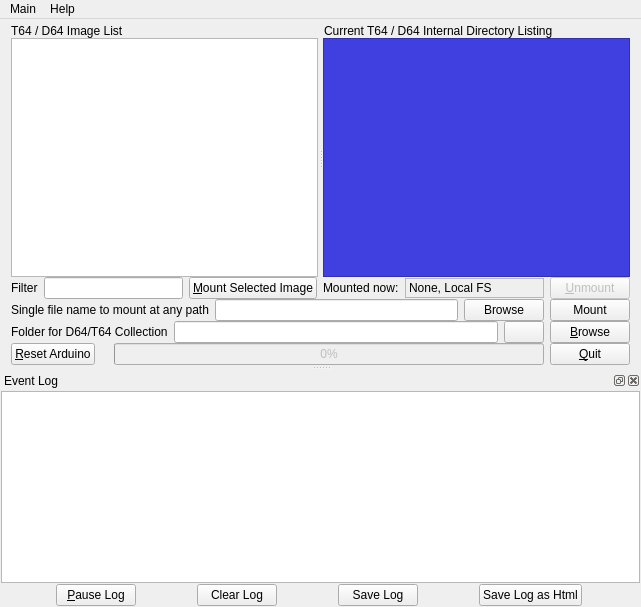
Larswad/uno2iec, file mainwindow.ui: the form before one commit.
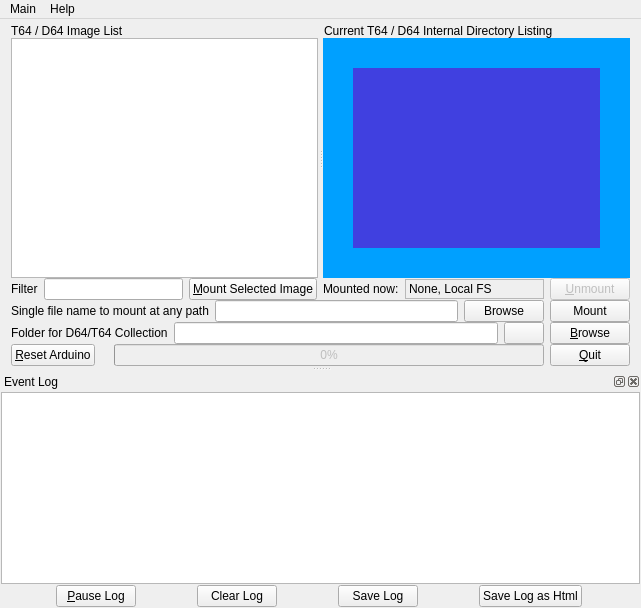
The form after the commit. Icons and pictures are not drawn.

Commit message: Added CBM border to the dirlist window. Looks indeed nice!

Patch:
```diff
--- a/mainwindow.ui
+++ b/mainwindow.ui
@@ -7,7 +7,7 @@
     <x>0</x>
     <y>0</y>
     <width>641</width>
-    <height>607</height>
+    <height>608</height>
    </rect>
   </property>
   <property name="windowTitle">
@@ -119,10 +119,29 @@
        <property name="styleSheet">
         <string notr="true">background-color: rgb(64, 64, 224);
 color: rgb(160, 160, 0xFF);
+border: 30px solid #00a0FF
 </string>
        </property>
+       <property name="frameShape">
+        <enum>QFrame::Box</enum>
+       </property>
+       <property name="frameShadow">
+        <enum>QFrame::Plain</enum>
+       </property>
+       <property name="lineWidth">
+        <number>0</number>
+       </property>
+       <property name="midLineWidth">
+        <number>0</number>
+       </property>
+       <property name="verticalScrollBarPolicy">
+        <enum>Qt::ScrollBarAlwaysOff</enum>
+       </property>
+       <property name="horizontalScrollBarPolicy">
+        <enum>Qt::ScrollBarAlwaysOff</enum>
+       </property>
        <property name="lineWrapMode">
-        <enum>QTextEdit::NoWrap</enum>
+        <enum>QTextEdit::WidgetWidth</enum>
        </property>
        <property name="html">
         <string>&lt;!DOCTYPE HTML PUBLIC &quot;-//W3C//DTD HTML 4.0//EN&quot; &quot;http://www.w3.org/TR/REC-html40/strict.dtd&quot;&gt;
```
Left out of the diff: 2 changed lines with no effect on the pictures. The commit also changes 5 other files.
